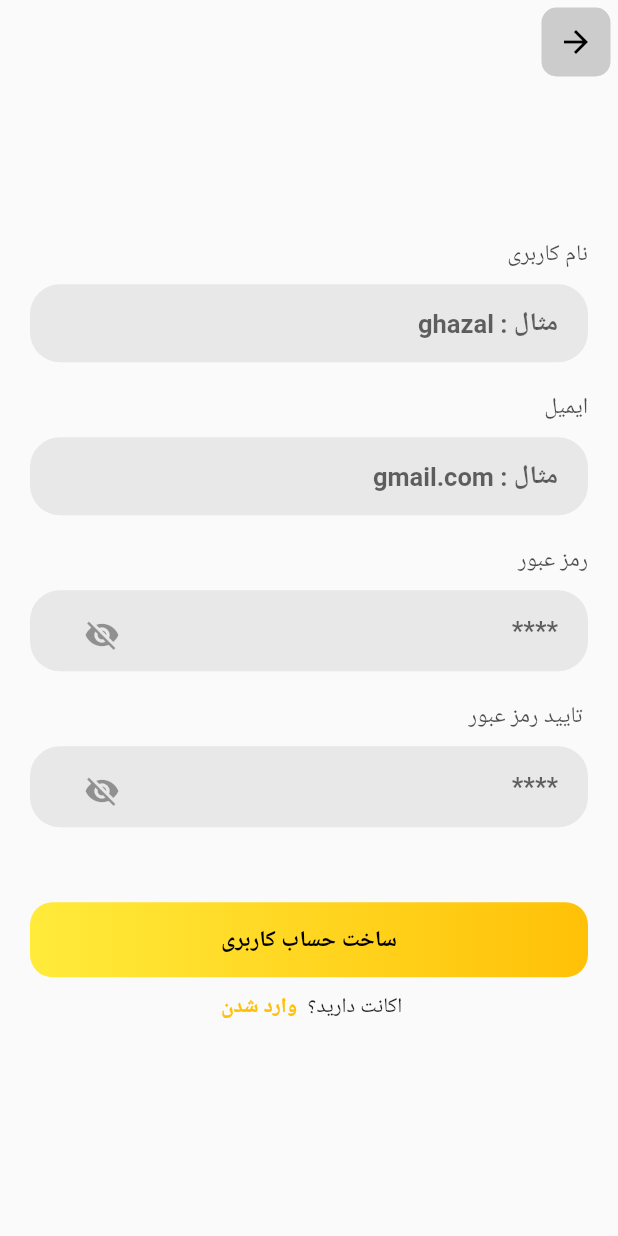
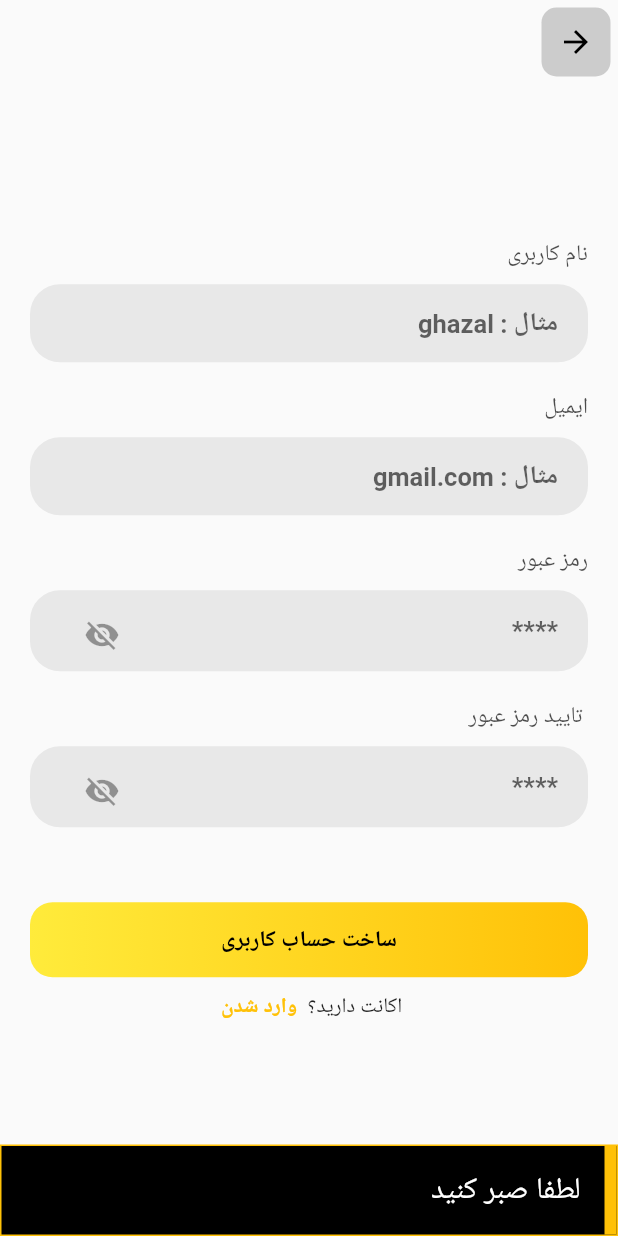
Before and after one commit to soraya-mi/Boojoo, a Flutter app: the SignUpPage screen opened directly, after a tap on "ساخت حساب کاربری", on a phone screen of 412 x 824 dp. Run offline on Flutter 3.47's test engine with Material 2 defaults, Android fonts, the phone set to English and light mode, and no system bars; drawn by our look-alikes of another_flushbar; our stand-ins replace after_layout, animated_text_kit, ant_icons, connectivity, fl_chart, flutter_rating_bar and 10 more; missing offline and left inert: auto_direction, flutter_statusbarcolor, icon_picker, jalali_calendar, persian_datetime_picker, random_color; accounts and stored records are empty; network calls fail; project files that could hold a hidden picture were left out.

Commit message:
sign up with new api address

```diff
--- a/lib/SideMenu/SignUpPage.dart
+++ b/lib/SideMenu/SignUpPage.dart
@@ -23,7 +23,7 @@ String PKTokenSignUp="";
 // ignore: missing_return
 Future<AlbumSignUp> createAlbumSigUp(String username,String email,String password1, String password2) async {
   final http.Response response1 = await http.post(
-    Uri.http('37.152.182.36:8000', 'api/rest-auth/registration/'),
+    Uri.http('185.235.43.184', '/auth/registration/'),
     headers: <String, String>{
       'Content-Type': 'application/json; charset=UTF-8',
     },
@@ -35,8 +35,10 @@ Future<AlbumSignUp> createAlbumSigUp(String username,String email,String passwor
     }),
   );
   print("ddd");
+  print("!!!!!!!!!!!!!!!!!!!!!!!!!!!!!!!!!!!!!!!!!!!!!!!!!!!!!!");
   print(response1.statusCode);
   print(response1.body);
+  print("!!!!!!!!!!!!!!!!!!!!!!!!!!!!!!!!!!!!!!!!!!!!!!!!!!!!!!");
   tmpUsername=username;
   backAnswer=response1.body;
   messageStatusCode=response1.statusCode;
@@ -343,30 +345,26 @@ class _SignUpPageState extends State<SignUpPage> {
                       child: InkWell(
                         onTap: () {
                           setState(() {
-                              SignUpPrefs.addStringToSF("username_SHP_SI", UsernNameFromTokenSignUp);
-                              SignUpPrefs.addStringToSF("access token_SHP_SI", AccessTokenSignUp);
-                              SignUpPrefs.addStringToSF("refresh token_SHP_SI", RefreshTokenSignUp);
-                              SignUpPrefs.addStringToSF("email_SHP_SI", EmailFromTokenSignUp);
-                              SignUpPrefs.addStringToSF("PK_SHP_SI", PKTokenSignUp);
+
 
                             Timer(Duration(seconds: 5), () {
-                                //print(" This line is execute after 5 seconds");
 
                               if (messageStatusCode == 201) {
+                                print(" This line is execute after 5 seconds");
                                 // Navigator.push(
                                 //   context,
                                 //   MaterialPageRoute(
                                 //       builder: (context) =>
                                 //           MyHomePage()), //NoteList()),
                                 // );
-                                  // final snackBar1 = SnackBar(content: Text(
-                                  //     " .عزیز حساب کاربری شما ساخته شد  " + /*usernameController.text*/
-                                  //         tmpUsername,
-                                  //     textAlign: TextAlign.right));
-                                  // ScaffoldMessenger.of(context).showSnackBar(
-                                  //     snackBar1);
+
                                 showFlushBar(context,  " .عزیز حساب کاربری شما ساخته شد  " + tmpUsername);
                                 print("sign up");
+                                SignUpPrefs.addStringToSF("username_SHP_SI", UsernNameFromTokenSignUp);
+                                SignUpPrefs.addStringToSF("access token_SHP_SI", AccessTokenSignUp);
+                                SignUpPrefs.addStringToSF("refresh token_SHP_SI", RefreshTokenSignUp);
+                                SignUpPrefs.addStringToSF("email_SHP_SI", EmailFromTokenSignUp);
+                                SignUpPrefs.addStringToSF("PK_SHP_SI", PKTokenSignUp);
 
                               }
 
@@ -387,19 +385,12 @@ class _SignUpPageState extends State<SignUpPage> {
                               }
                             });
 
-                              /*else
-                            {
-                              final snackBar3 =  SnackBar(content: Text(" .لطفا صبر کنید ",textAlign: TextAlign.right));
-                              ScaffoldMessenger.of(context).showSnackBar(snackBar3);
-                            }*/
-                            });
                             print("on tap");
                             _futureAlbumSignUp =  createAlbumSigUp(usernameController.text,emailController.text,
                                 password1Controller.text,password2Controller.text);
-                            Timer(Duration(seconds: 5), () {
-                              print(" This line is execute after 5 seconds");
+                            showFlushBar(context, "لطفا صبر کنید");
                           });
-                            showFlushBar(context, "لطفا صبر کنید.");
+
                         },
 
 
```
Lines whose indentation alone changed are shown as unchanged.
